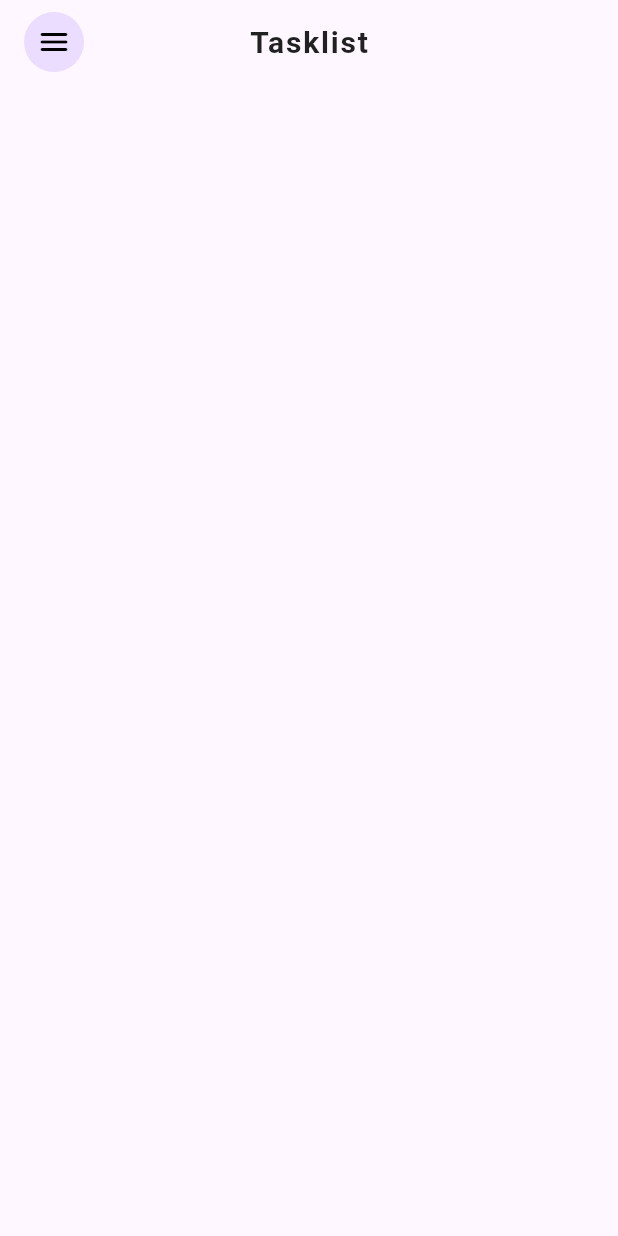
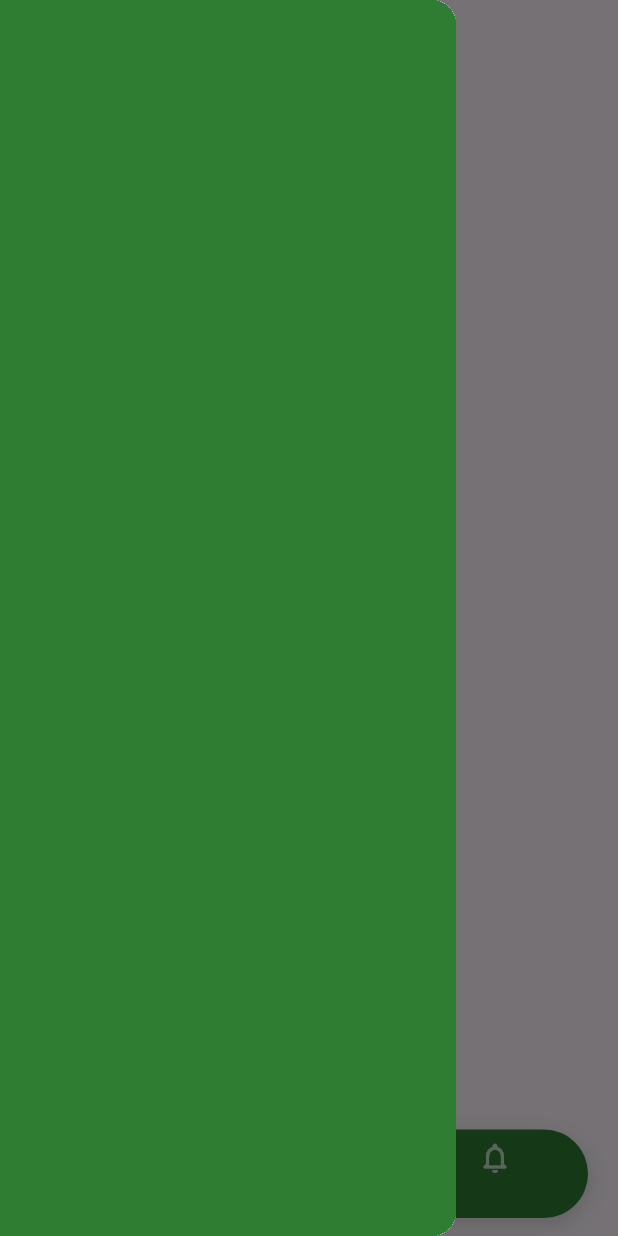
Before and after one commit to eniserijemosope/tasklist, a Flutter app: the screen it shows after launch, with the side drawer open (before the commit the screen has no drawer), on a phone screen of 412 x 824 dp. Run offline on Flutter 3.47's test engine with Material 3 defaults, Android fonts, the phone set to English and light mode, and no system bars.

Commit message:
app icon, side bar

```diff
--- a/lib/pages/home_page.dart
+++ b/lib/pages/home_page.dart
@@ -1,13 +1,17 @@
 import 'package:flutter/material.dart';
 import 'package:tasklist/widget/custom_app_bar.dart';
+import 'package:tasklist/widget/nav_bottom_bar.dart';
+import 'package:tasklist/widget/nav_drawer.dart';
 
 class HomePage extends StatelessWidget {
   const HomePage({super.key});
 
   @override
   Widget build(BuildContext context) {
-    return Scaffold(
-      appBar: const CustomAppBar(),
+    return const Scaffold(
+      appBar: CustomAppBar(),
+      drawer: NavDrawer(),
+      bottomNavigationBar: NavBottomBar(),
     );
   }
 }
--- a/lib/widget/custom_app_bar.dart
+++ b/lib/widget/custom_app_bar.dart
@@ -19,17 +19,6 @@ class CustomAppBar extends StatelessWidget implements PreferredSizeWidget {
           letterSpacing: 1.2,
         ),
       ),
-      leading: Padding(
-        padding: const EdgeInsets.only(left: 16.0),
-        child: CircleAvatar(
-            child: IconButton(
-            onPressed: () {
-              Scaffold.of(context).openDrawer();
-            },
-            icon: Icon(Icons.menu_rounded, color: Colors.black),
-          ),
-        ),
-      ),
     );
   }
 
--- /dev/null
+++ b/lib/widget/nav_bottom_bar.dart
@@ -0,0 +1,47 @@
+import 'package:flutter/material.dart';
+
+class NavBottomBar extends StatelessWidget {
+  const NavBottomBar({super.key});
+
+  @override
+  Widget build(BuildContext context) {
+    return Container(
+      margin: const EdgeInsets.symmetric(horizontal: 20, vertical: 12),
+      decoration: BoxDecoration(
+        color: Colors.green[800],
+        borderRadius: BorderRadius.circular(30),
+        boxShadow: [
+          BoxShadow(
+            color: Colors.black.withValues(alpha: 0.15),
+            blurRadius: 10,
+            offset: const Offset(0, 4),
+          ),
+        ],
+      ),
+      child: ClipRRect(
+        borderRadius: BorderRadius.circular(30),
+        child: BottomNavigationBar(
+          backgroundColor: Colors.transparent,
+          elevation: 0,
+          selectedItemColor: Colors.white,
+          unselectedItemColor: Colors.white70,
+          type: BottomNavigationBarType.fixed,
+          items: const [
+            BottomNavigationBarItem(
+              icon: Icon(Icons.person_outline),
+              label: '',
+            ),
+            BottomNavigationBarItem(
+              icon: Icon(Icons.water_drop_outlined),
+              label: '',
+            ),
+            BottomNavigationBarItem(
+              icon: Icon(Icons.notifications_none_rounded),
+              label: '',
+            ),
+          ],
+        ),
+      ),
+    );
+  }
+}
--- /dev/null
+++ b/lib/widget/nav_drawer.dart
@@ -0,0 +1,17 @@
+import 'package:flutter/material.dart';
+
+class NavDrawer extends StatelessWidget {
+  const NavDrawer({super.key});
+
+  @override
+  Widget build(BuildContext context) {
+    return Drawer(
+      child: Container(
+        color: Colors.green[800],
+        child: ListView(
+          children: const [],
+        ),
+      ),
+    );
+  }
+}
```
Also changed, not shown: 25 other files.
